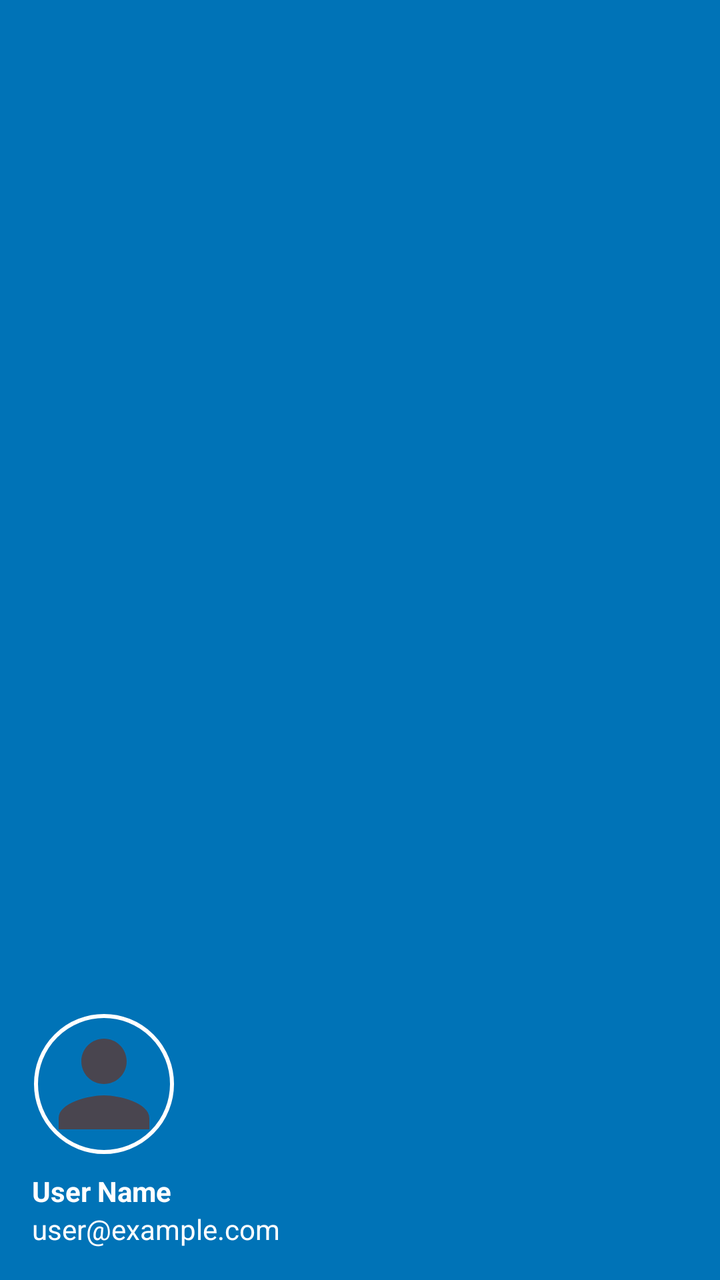
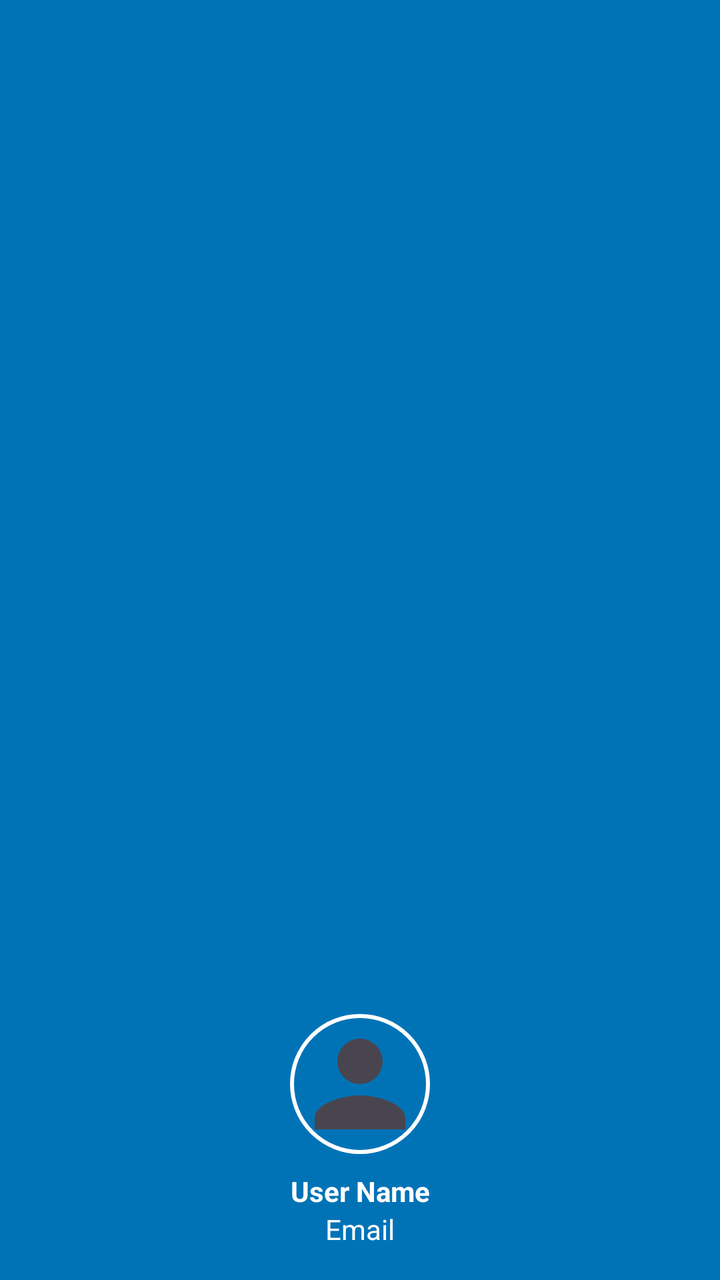

Before-and-after screenshots of an Android layout around one commit, followed by the original layout XML and the change that was made.
<!-- AndroidManifest.xml: application theme Theme.Upwork -->
<!-- res/layout/nav_header_home.xml -->
<?xml version="1.0" encoding="utf-8"?>
<LinearLayout xmlns:android="http://schemas.android.com/apk/res/android"
    xmlns:app="http://schemas.android.com/apk/res-auto"
    android:layout_width="match_parent"
    android:layout_height="176dp"
    android:background="@color/brand_blue"
    android:gravity="bottom"
    android:orientation="vertical"
    android:padding="16dp"
    android:theme="@style/Theme.Upwork">

    <com.google.android.material.imageview.ShapeableImageView
        android:id="@+id/profileImageView"
        android:layout_width="72dp"
        android:layout_height="72dp"
        android:padding="2dp"
        app:shapeAppearanceOverlay="@style/CircleImage"
        app:srcCompat="@drawable/ic_person"
        app:strokeColor="@color/white"
        app:strokeWidth="2dp" />

    <TextView
        android:id="@+id/userName"
        android:layout_width="match_parent"
        android:layout_height="wrap_content"
        android:layout_marginTop="8dp"
        android:text="User Name"
        android:textAppearance="@style/TextAppearance.AppCompat.Body1"
        android:textColor="@color/white"
        android:textStyle="bold" />

    <TextView
        android:id="@+id/userEmail"
        android:layout_width="wrap_content"
        android:layout_height="wrap_content"
        android:text="user@example.com"
        android:textColor="@color/white" />

</LinearLayout>
<!-- resources referenced by this layout -->
<resources>
  <color name="brand_blue">#0073B7</color>
  <color name="white">#FFFFFFFF</color>
  <!-- drawable ic_person (drawable) -->
  <vector xmlns:android="http://schemas.android.com/apk/res/android"
      android:width="24dp"
      android:height="24dp"
      android:viewportWidth="24"
      android:viewportHeight="24"
      android:tint="?attr/colorControlNormal">
      <path
          android:fillColor="@android:color/white"
          android:pathData="M12,12c2.21,0 4,-1.79 4,-4s-1.79,-4 -4,-4 -4,1.79 -4,4 1.79,4 4,4zM12,14c-2.67,0 -8,1.34 -8,4v2h16v-2c0,-2.66 -5.33,-4 -8,-4z"/>
  </vector>
  <style name="CircleImage">
          <item name="cornerFamily">rounded</item>
          <item name="cornerSize">50%</item>
      </style>
  <style name="Theme.Upwork" parent="Base.Theme.Upwork" />
  <style name="Base.Theme.Upwork" parent="Theme.Material3.DayNight.NoActionBar">
          
          
          <item name="colorPrimary">@color/brand_blue</item>
          <item name="colorSecondary">@color/brand_red</item>
      </style>
  <color name="brand_red">#EA2D2E</color>
</resources>

<!-- the commit's change to res/layout/nav_header_home.xml (unified diff, before → after) -->
@@ -13,6 +13,7 @@
         android:id="@+id/profileImageView"
         android:layout_width="72dp"
         android:layout_height="72dp"
+        android:layout_gravity="center"
         android:padding="2dp"
         app:shapeAppearanceOverlay="@style/CircleImage"
         app:srcCompat="@drawable/ic_person"
@@ -23,8 +24,10 @@
         android:id="@+id/userName"
         android:layout_width="match_parent"
         android:layout_height="wrap_content"
+        android:layout_gravity="center"
+        android:gravity="center"
         android:layout_marginTop="8dp"
-        android:text="User Name"
+        android:text="@string/user_name"
         android:textAppearance="@style/TextAppearance.AppCompat.Body1"
         android:textColor="@color/white"
         android:textStyle="bold" />
@@ -33,7 +36,9 @@
         android:id="@+id/userEmail"
         android:layout_width="wrap_content"
         android:layout_height="wrap_content"
-        android:text="user@example.com"
+        android:layout_gravity="center"
+        android:gravity="center"
+        android:text="@string/email"
         android:textColor="@color/white" />
 
 </LinearLayout>
<!-- resource entries referenced after the edit -->
@@ -13,6 +13,8 @@
           android:fillColor="@android:color/white"
           android:pathData="M12,12c2.21,0 4,-1.79 4,-4s-1.79,-4 -4,-4 -4,1.79 -4,4 1.79,4 4,4zM12,14c-2.67,0 -8,1.34 -8,4v2h16v-2c0,-2.66 -5.33,-4 -8,-4z"/>
   </vector>
+  <string name="email">Email</string>
+  <string name="user_name">User Name</string>
   <style name="CircleImage">
           <item name="cornerFamily">rounded</item>
           <item name="cornerSize">50%</item>
